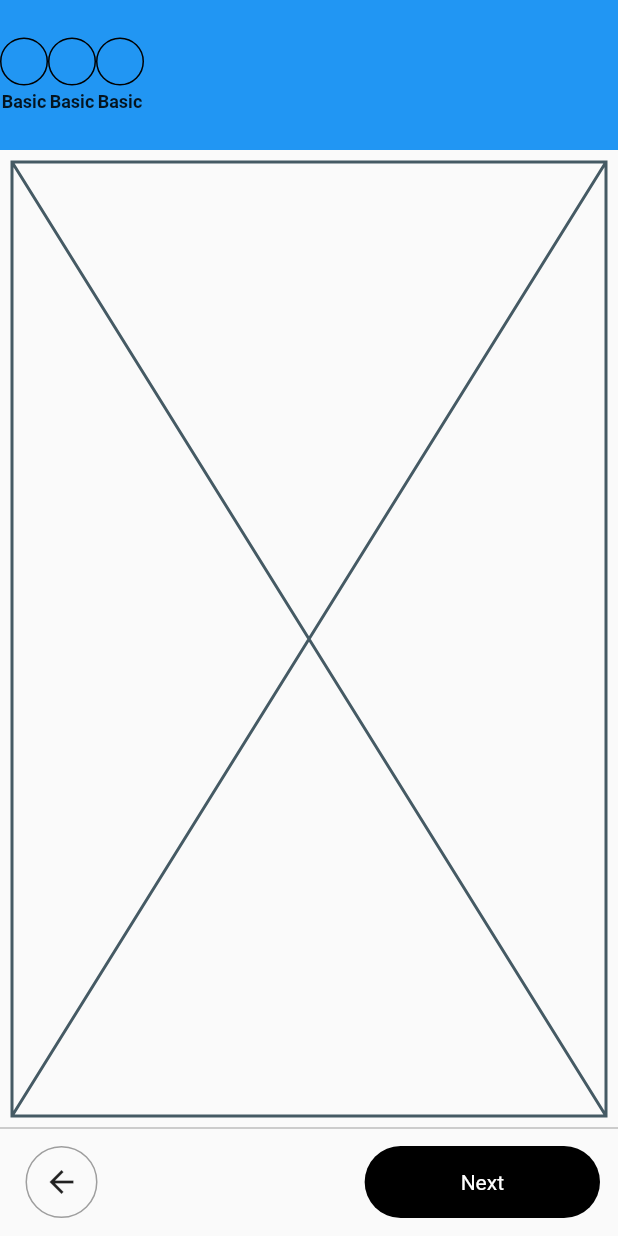
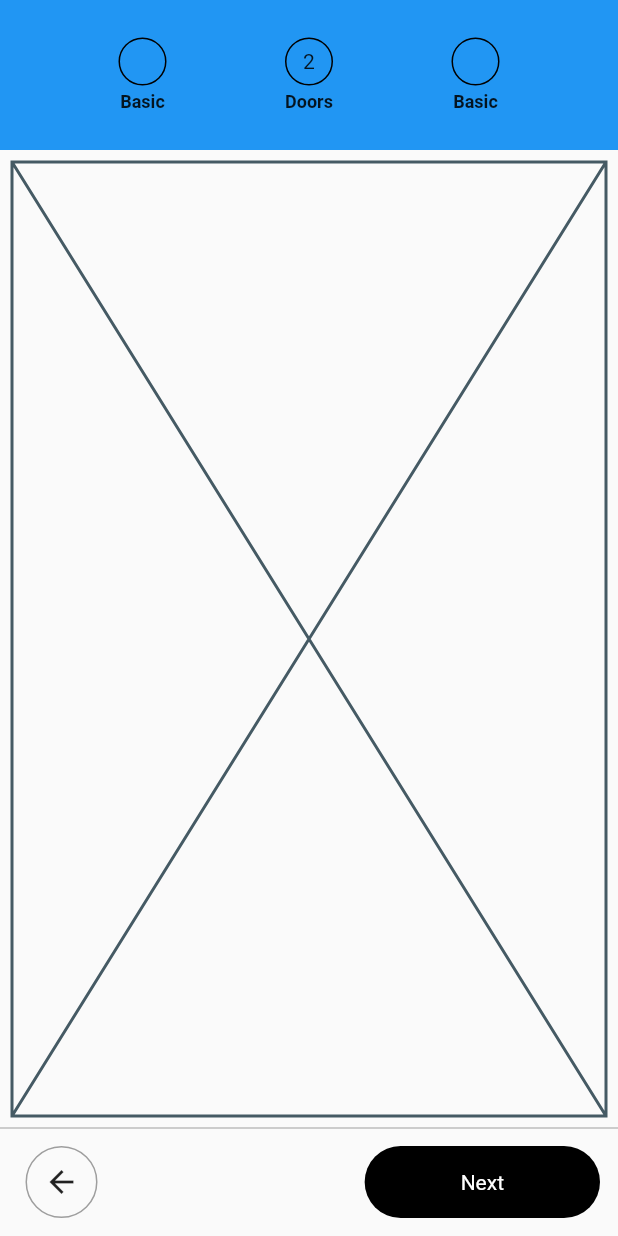
Before and after one commit to JAICHANGPARK/flutter_notebook_18th_story, a Flutter app: the screen it shows after launch, on a phone screen of 412 x 824 dp. Run offline on Flutter 3.47's test engine with Material 2 defaults, Android fonts, the phone set to English and light mode, and no system bars; our stand-ins replace cached_network_image, flutter_lorem, flutter_riverpod, flutter_svg, freezed_annotation, go_router and 3 more.

Commit message:
Update pax_wardrobe_main_page.dart

```diff
--- a/lib/ep1081_pax_wardrobe_app/src/pax_wardrobe_main_page.dart
+++ b/lib/ep1081_pax_wardrobe_app/src/pax_wardrobe_main_page.dart
@@ -15,6 +15,7 @@ class PaxWardrobeMainPage extends StatelessWidget {
                 color: Colors.blue,
               ),
               child: Row(
+                mainAxisAlignment: MainAxisAlignment.spaceEvenly,
                 children: [
                   Column(
                     mainAxisAlignment: MainAxisAlignment.center,
@@ -47,10 +48,13 @@ class PaxWardrobeMainPage extends StatelessWidget {
                           border: Border.all(),
                           shape: BoxShape.circle,
                         ),
+                        child: Center(
+                          child: Text("2"),
+                        ),
                       ),
                       SizedBox(height: 4,),
                       Text(
-                        "Basic",
+                        "Doors",
                         style: TextStyle(
                           fontSize: 12,
                           fontWeight: FontWeight.bold,
```
